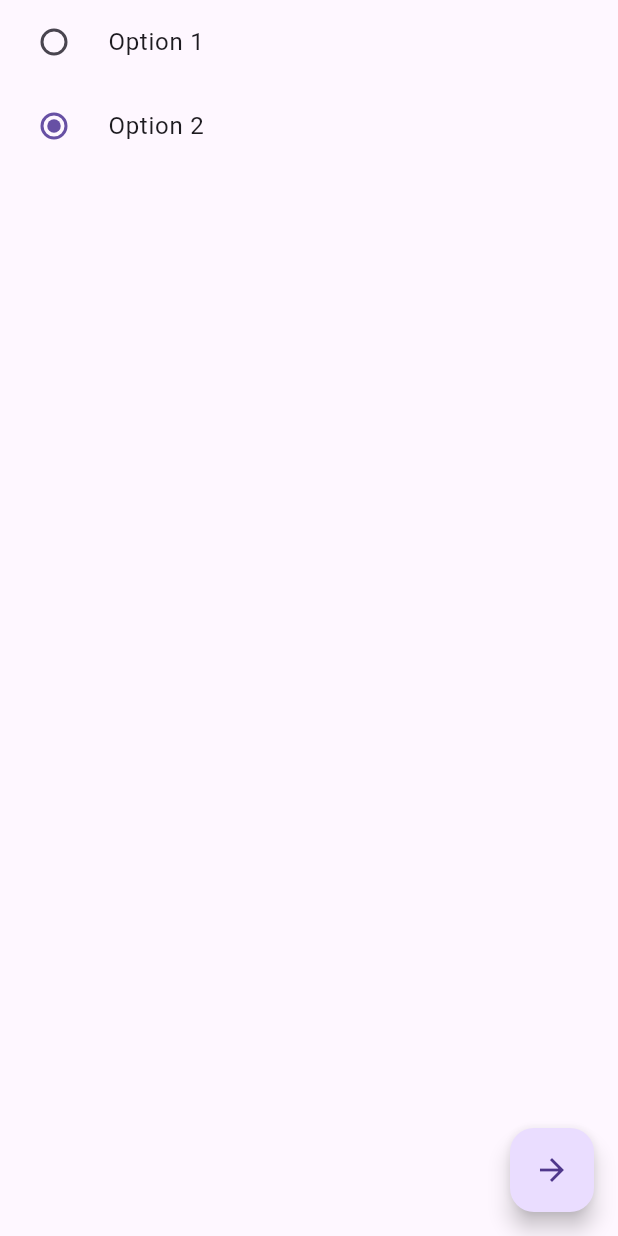
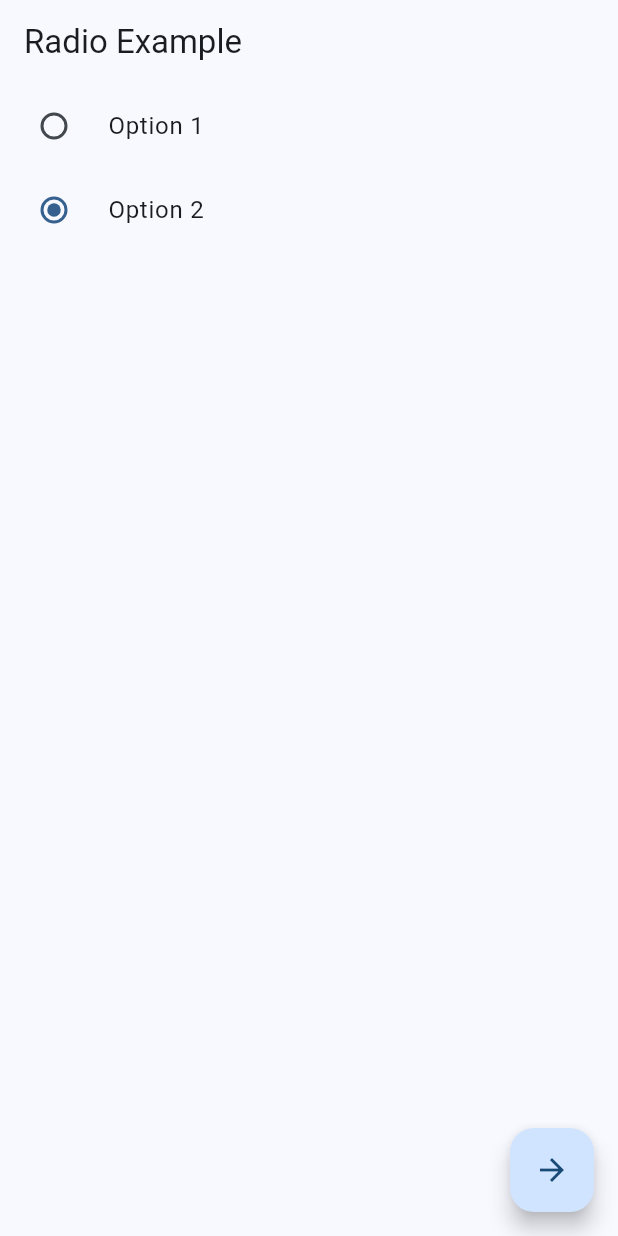
Before and after one commit to kspsusmitha/jenkinsdemo1, a Flutter app: the screen it shows after launch, after a tap on "Option 2", on a phone screen of 412 x 824 dp. Run offline on Flutter 3.47's test engine with Material 3 defaults, Android fonts, the phone set to English and light mode, and no system bars.

Commit message:
Updated RadioListTile to RadioGroup API

```diff
--- a/lib/main.dart
+++ b/lib/main.dart
@@ -8,16 +8,15 @@ void main() {
 class MyApp extends StatelessWidget {
   const MyApp({super.key});
 
-  // This widget is the root of your application.
   @override
   Widget build(BuildContext context) {
     return MaterialApp(
+      debugShowCheckedModeBanner: false,
       title: 'Flutter Demo',
       theme: ThemeData(
-
-        primarySwatch: Colors.blue,
+        colorScheme: ColorScheme.fromSeed(seedColor: Colors.blue),
       ),
-      home: RadioPage()
+      home: const RadioPage(),
     );
   }
 }
--- a/lib/radio.dart
+++ b/lib/radio.dart
@@ -8,68 +8,73 @@ class RadioPage extends StatefulWidget {
 }
 
 class _RadioPageState extends State<RadioPage> {
-  var _selectedValue = "Option 1";
+  String _selectedValue = "Option 1";
 
   @override
   Widget build(BuildContext context) {
     return Scaffold(
-      body: ListView(
-        children: [
-          RadioListTile(
-            title: Text('Option 1'),
-            value: 'Option 1',
+      appBar: AppBar(
+        title: const Text("Radio Example"),
+      ),
+      body: RadioGroup<String>(
         groupValue: _selectedValue,
         onChanged: (String? value) {
+          if (value != null) {
             setState(() {
-                _selectedValue = value!;
+              _selectedValue = value;
             });
+          }
         },
+        child: ListView(
+          children: const [
+            RadioListTile<String>(
+              title: Text("Option 1"),
+              value: "Option 1",
             ),
-          RadioListTile(
-            title: Text('Option 2'),
-            value: 'Option 2',
-            groupValue: _selectedValue,
-            onChanged: (value) {
-              setState(() {
-                _selectedValue = value!;
-              });
-            },
+            RadioListTile<String>(
+              title: Text("Option 2"),
+              value: "Option 2",
             ),
           ],
         ),
-
-      floatingActionButton: FloatingActionButton(onPressed: (){
+      ),
+      floatingActionButton: FloatingActionButton(
+        onPressed: () {
           Navigator.push(
             context,
             MaterialPageRoute(
-              builder: (context) => NextPage(selectedValue: _selectedValue),
+              builder: (context) =>
+                  NextPage(selectedValue: _selectedValue),
             ),
           );
         },
-         child: Icon(Icons.arrow_forward),
+        child: const Icon(Icons.arrow_forward),
       ),
     );
   }
 }
 
-
-
-
 class NextPage extends StatelessWidget {
   final String selectedValue;
 
-  NextPage({required this.selectedValue});
+  const NextPage({
+    super.key,
+    required this.selectedValue,
+  });
 
   @override
   Widget build(BuildContext context) {
     return Scaffold(
       appBar: AppBar(
-        title: Text('Next Page'),
+        title: const Text("Next Page"),
       ),
       body: Center(
         child: Text(
-          'Selected Value: $selectedValue',
-          style: TextStyle(fontSize: 24.0, fontWeight: FontWeight.bold),
+          "Selected Value: $selectedValue",
+          style: const TextStyle(
+            fontSize: 24,
+            fontWeight: FontWeight.bold,
+          ),
         ),
       ),
     );
```
Lines whose indentation alone changed are shown as unchanged.
